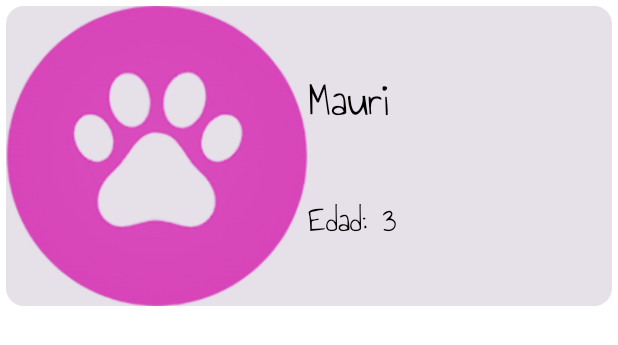
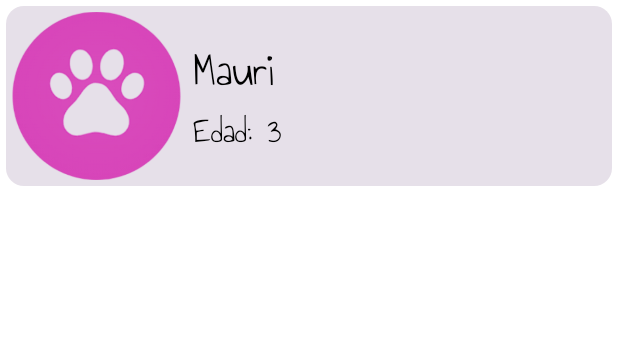
Before and after one commit to unlam-tec-movil/A2-2024-H1-Equipo1, an Android app built with Jetpack Compose: the @Preview function PetCardPreview, on a phone screen of 412 x 824 dp. Shown: the top 345 px of the screen. Run offline under Robolectric (Android 15) with nearby library versions, the phone set to English and light mode, and no system bars.

Commit message:
Se cambian parámetros

```diff
--- a/app/src/main/java/ar/edu/unlam/mobile/scaffolding/ui/components/PetCard.kt
+++ b/app/src/main/java/ar/edu/unlam/mobile/scaffolding/ui/components/PetCard.kt
@@ -32,10 +32,12 @@ fun PetCard(
     modifier = modifier
       .padding(4.dp)
       .fillMaxWidth()
-      .height(200.dp)
+      .height(120.dp)
   ) {
     Row(
-      modifier = Modifier.fillMaxSize(),
+      modifier = Modifier
+        .fillMaxSize()
+        .padding(4.dp),
       horizontalArrangement = Arrangement.SpaceEvenly,
       verticalAlignment = Alignment.CenterVertically
     ) {
@@ -44,24 +46,30 @@ fun PetCard(
         contentDescription = null
       )
       Column(
-        modifier = Modifier.fillMaxSize(),
+        modifier = Modifier
+          .fillMaxWidth()
+          .padding(8.dp),
         horizontalAlignment = Alignment.Start,
         verticalArrangement = Arrangement.SpaceEvenly
       ) {
         CustomText(
           text = petName,
-          fontSize = 32.sp
+          fontSize = 32.sp,
+          maxLines = 1
         )
         CustomText(
           text = stringResource(R.string.pet_age, petAge),
-          fontSize = 24.sp
+          fontSize = 24.sp,
+          maxLines = 1
         )
       }
     }
   }
 }
 
-@Preview
+@Preview(
+  showSystemUi = true
+)
 @Composable
 private fun PetCardPreview() {
   PetCard(
```
